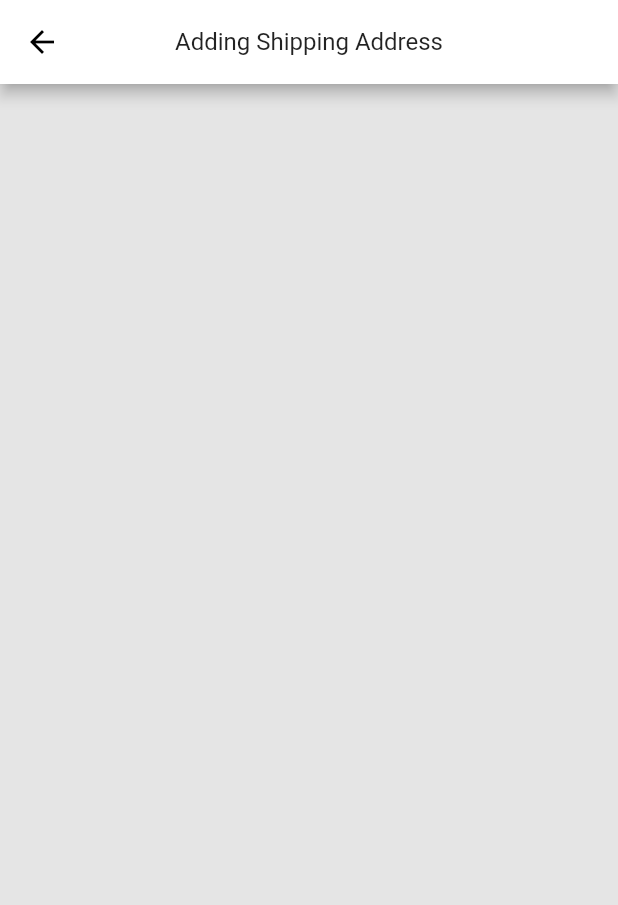
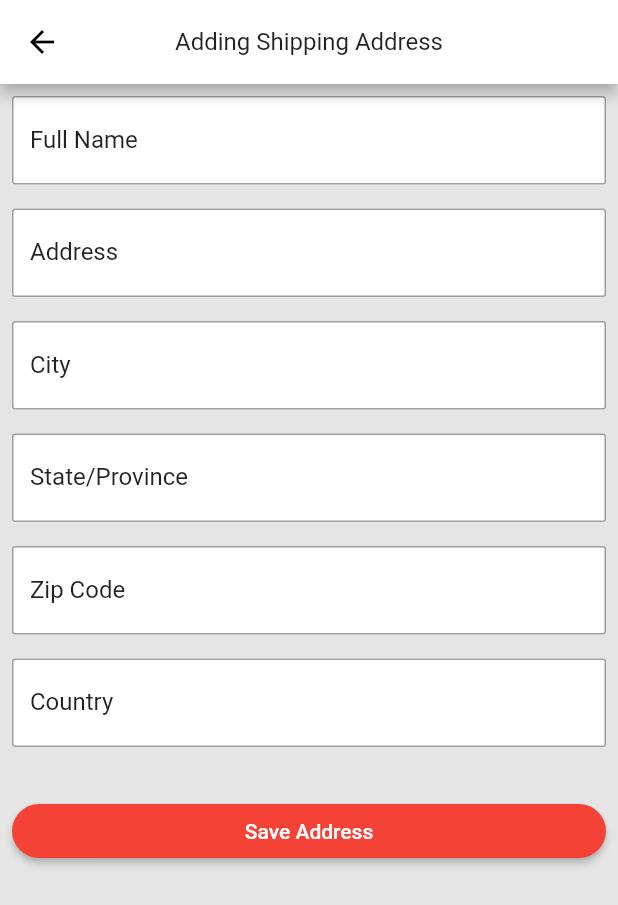
Before and after one commit to alinsary37/flutter-ecommerce-living-code-ali, a Flutter app: the AddShippingAddressPage screen opened directly, on a phone screen of 412 x 824 dp. Shown: the top 905 px of the screen. Run offline on Flutter 3.47's test engine with Material 2 defaults, Android fonts, the phone set to English and light mode, and no system bars; our stand-ins replace cloud_firestore, firebase_auth, firebase_core, flutter_rating_bar, flutter_spinkit, persistent_bottom_nav_bar; accounts and stored records are empty.

Commit message:
[FEATURE] finalized the saving shipping address feature

```diff
--- a/lib/controllers/database_controller.dart
+++ b/lib/controllers/database_controller.dart
@@ -13,7 +13,10 @@ abstract class Database {
 
   Future<void> setUserData(UserData userData);
 
+
   Future<void> addToCart(AddToCartModel product);
+
+  Future<void> savingAddress(ShippingAddress address);
 
   Stream<List<AddToCartModel>> myProductsCart();
 
@@ -80,4 +83,7 @@ class FiresStoreDatabase implements Database {
             ShippingAddress.fromMap(data!, documentId),
       );
 
+  @override
+  Future<void> savingAddress(ShippingAddress address) => _services.setData(path: ApiPath.newAddress(uid, address.id), data: address.toMap());
+
 }
--- a/lib/utilities/api_path.dart
+++ b/lib/utilities/api_path.dart
@@ -10,4 +10,5 @@ class ApiPath {
 
   static String deliveryMethods() => 'deliveryMethods/';
   static String userShippingAddress(String uid,) => 'users/$uid/shippingAddresses/';
+  static String newAddress(String uid, String addressId) => 'users/$uid/shippingAddresses/$addressId';
 }
--- a/lib/views/pages/checkout_page/add_shipping_address_page.dart
+++ b/lib/views/pages/checkout_page/add_shipping_address_page.dart
@@ -1,4 +1,11 @@
 import 'package:flutter/material.dart';
+import 'package:flutter_ecommerce/controllers/database_controller.dart';
+import 'package:flutter_ecommerce/models/shipping_address.dart';
+import 'package:flutter_ecommerce/views/widgets/main_dialog.dart';
+import 'package:provider/provider.dart';
+
+import '../../../utilities/constant.dart';
+import '../../widgets/main_button.dart';
 
 class AddShippingAddressPage extends StatefulWidget {
   const AddShippingAddressPage({super.key});
@@ -8,8 +15,52 @@ class AddShippingAddressPage extends StatefulWidget {
 }
 
 class _AddShippingAddressPageState extends State<AddShippingAddressPage> {
+  final _formKey = GlobalKey<FormState>();
+  final _fullNameController = TextEditingController();
+  final _addressController = TextEditingController();
+  final _cityController = TextEditingController();
+  final _stateController = TextEditingController();
+  final _zipCodeController = TextEditingController();
+  final _countryController = TextEditingController();
+
+  @override
+  void dispose() {
+    _fullNameController.dispose();
+    _addressController.dispose();
+    _cityController.dispose();
+    _stateController.dispose();
+    _zipCodeController.dispose();
+    _countryController.dispose();
+    super.dispose();
+    }
+  Future<void> saveAddress(Database database) async {
+    try {
+      if (_formKey.currentState!.validate()) {
+        final address = ShippingAddress(
+          id: documentIdFromLocalData(),
+          fullName: _fullNameController.text.trim(),
+          country: _countryController.text.trim(),
+          address: _addressController.text.trim(),
+          city: _cityController.text.trim(),
+          state: _stateController.text.trim(),
+          zipCode: _zipCodeController.text.trim(),
+        );
+        await database.savingAddress(address);
+        if (!mounted) return;
+        Navigator.of(context).pop();
+      }
+    } catch (e) {
+      MainDialog(
+          context: context,
+          title: 'Error Saving Address',
+          content: e.toString())
+          .showAlertDialog();
+    }
+  }
+
   @override
   Widget build(BuildContext context) {
+    final database = Provider.of<Database>(context);
     return Scaffold(
       appBar: AppBar(
         title: Text(
@@ -18,6 +69,88 @@ class _AddShippingAddressPageState extends State<AddShippingAddressPage> {
         ),
         centerTitle: true,
       ),
+      body: SingleChildScrollView(
+        child: Form(
+          key: _formKey,
+          child: Padding(
+            padding: const EdgeInsets.all(8.0),
+            child: Column(
+              children: [
+                TextFormField(
+                  decoration: const  InputDecoration(
+                      labelText: 'Full Name',
+                      fillColor: Colors.white,
+                      filled: true),
+                  controller: _fullNameController,
+                  validator: (value) =>
+                      value!.isNotEmpty ? null : 'please enter your name',
+                ),
+                const SizedBox(height: 16.0),
+                TextFormField(
+                  controller: _addressController,
+                  decoration: const InputDecoration(
+                    labelText: 'Address',
+                    fillColor: Colors.white,
+                    filled: true,
+                  ),
+                  validator: (value) =>
+                      value!.isNotEmpty ? null : 'Please enter your name',
+                ),
+                const SizedBox(height: 16.0),
+                TextFormField(
+                  controller: _cityController,
+                  decoration: const InputDecoration(
+                    labelText: 'City',
+                    fillColor: Colors.white,
+                    filled: true,
+                  ),
+                  validator: (value) =>
+                      value!.isNotEmpty ? null : 'Please enter your name',
+                ),
+                const SizedBox(height: 16.0),
+                TextFormField(
+                  controller: _stateController,
+                  decoration: const InputDecoration(
+                    labelText: 'State/Province',
+                    fillColor: Colors.white,
+                    filled: true,
+                  ),
+                  validator: (value) =>
+                      value!.isNotEmpty ? null : 'Please enter your name',
+                ),
+                const SizedBox(height: 16.0),
+                TextFormField(
+                  controller: _zipCodeController,
+                  decoration: const InputDecoration(
+                    labelText: 'Zip Code',
+                    fillColor: Colors.white,
+                    filled: true,
+                  ),
+                  validator: (value) =>
+                      value!.isNotEmpty ? null : 'Please enter your name',
+                ),
+                const SizedBox(height: 16.0),
+                TextFormField(
+                  controller: _countryController,
+                  decoration: const InputDecoration(
+                    labelText: 'Country',
+                    fillColor: Colors.white,
+                    filled: true,
+                  ),
+                  validator: (value) =>
+                      value!.isNotEmpty ? null : 'Please enter your name',
+                ),
+                const SizedBox(height: 32.0),
+                MainButton(
+                  text: 'Save Address',
+                  onPressed: () => saveAddress(database),
+                  hasCircularBorder: true,
+                ),
+              ],
+            ),
+          ),
+        ),
+      ),
     );
   }
 }
```
